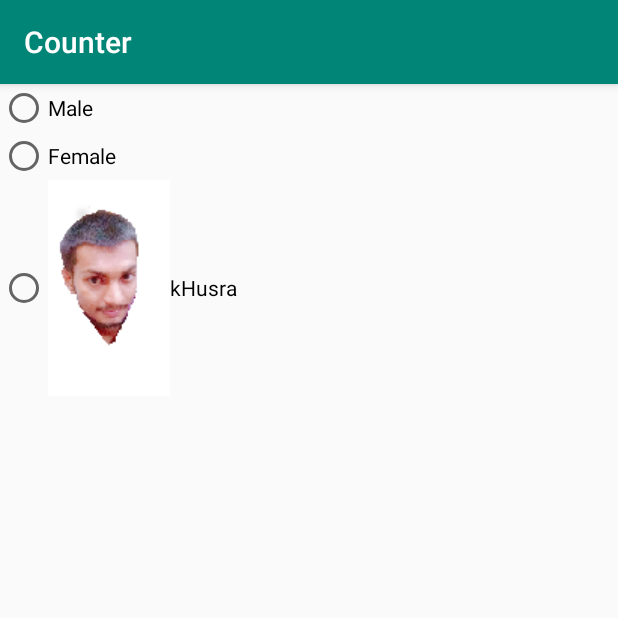
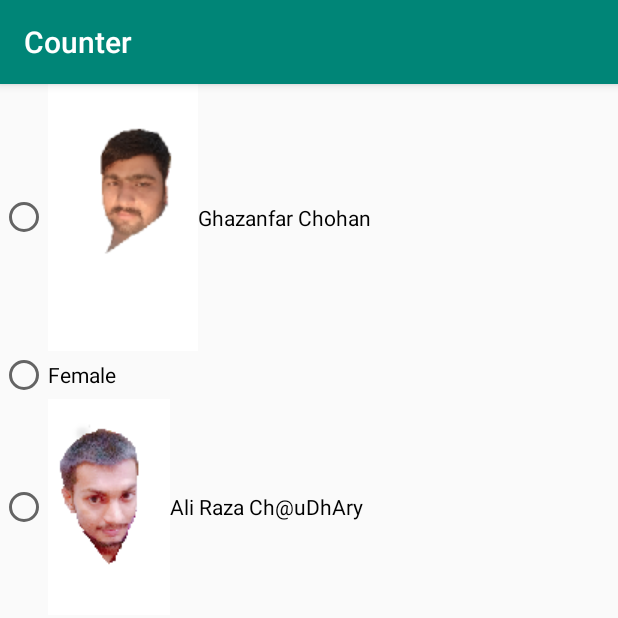
Before and after one commit to MusawerAli/MyApplication2, an Android app: the Radio screen opened directly, with no data from a screen before it, on a phone screen of 412 x 824 dp, the top half of it. Run offline under Robolectric (Android 15) with nearby library versions, the phone set to English and light mode, and no system bars.

Commit message:
practise complete radio box

```diff
--- a/app/src/main/res/layout/activity_radio.xml
+++ b/app/src/main/res/layout/activity_radio.xml
@@ -19,7 +19,8 @@
                 android:layout_width="match_parent"
                 android:layout_height="wrap_content"
                 android:id="@+id/male"
-                android:text="Male"
+                android:text="Ghazanfar Chohan"
+                android:drawableLeft="@drawable/gh"
                 />
         <RadioButton
             android:layout_width="match_parent"
@@ -33,7 +34,7 @@
             android:drawableLeft="@drawable/k2"
 
             android:id="@+id/k2"
-            android:text="kHusra"
+            android:text="Ali Raza Ch@uDhAry"
             />
     </RadioGroup>
 
```
Also changed, not shown: app/src/main/java/com/example/myapplication/Radio.java (+4 -4 lines), app/src/main/res/drawable/gh.png (added).
